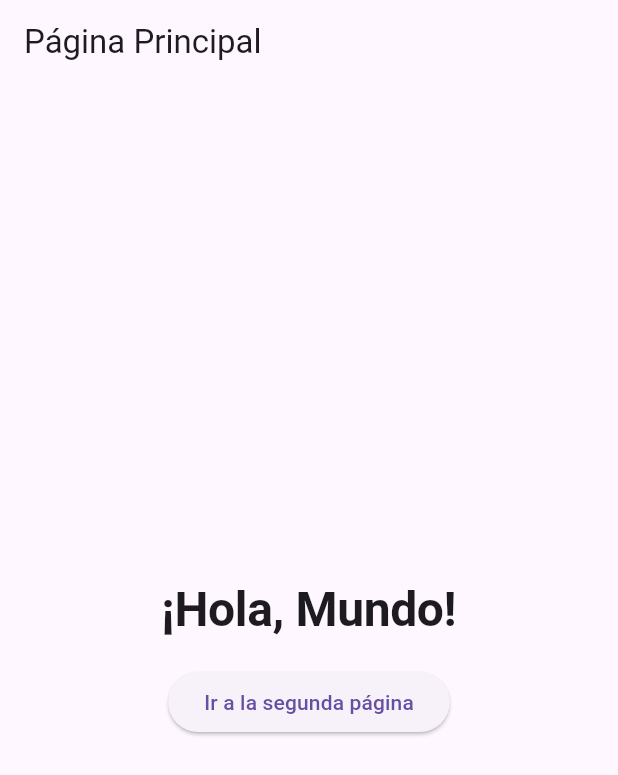
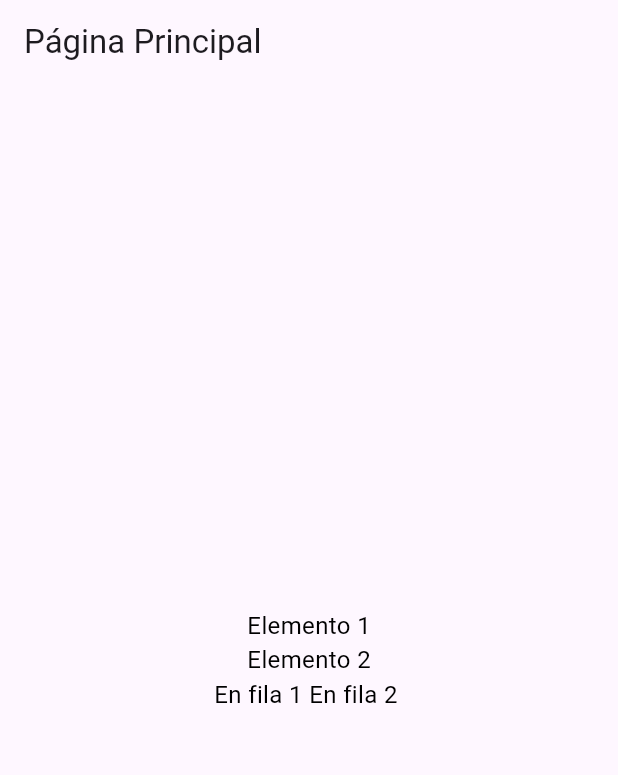
Before and after one commit to alfredLazaro/appFlut, a Flutter app: the screen it shows after launch, on a phone screen of 412 x 824 dp. Shown: the top 775 px of the screen. Run offline on Flutter 3.47's test engine with Material 3 defaults, Android fonts, the phone set to English and light mode, and no system bars.

Commit message:
pruebas con columnas y row

```diff
--- a/lib/main.dart
+++ b/lib/main.dart
@@ -32,20 +32,16 @@ class MyHomePage extends StatelessWidget {
         child: Column(
           mainAxisAlignment: MainAxisAlignment.center,
           children: <Widget>[
-            Text(
-              '¡Hola, Mundo!',
-              style: Theme.of(context).textTheme.displayLarge, // headline1 -> displayLarge
-            ),
-            SizedBox(height: 20),
-            ElevatedButton(
-              onPressed: () {
-                Navigator.push(
-                  context,
-                  MaterialPageRoute(builder: (context) => SegundaPagina()),
-                );
-              },
-              child: Text('Ir a la segunda página'),
-            ),
+            Text('Elemento 1'),
+            Text('Elemento 2'),
+            Row(
+              mainAxisAlignment: MainAxisAlignment.center,
+              children: [
+                Text('En fila 1 '),
+                Text('En fila 2 '),
+
+              ],
+            )
           ],
         ),
       ),
```
Also changed, not shown: flutter_01.png (added).
